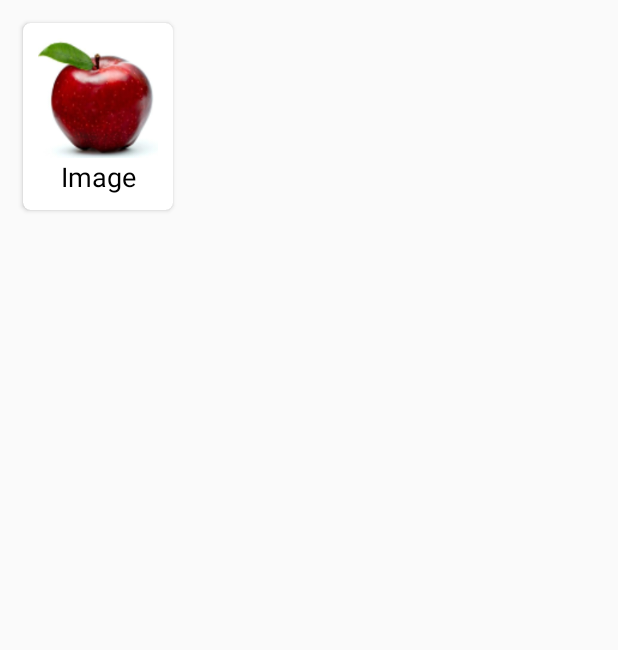
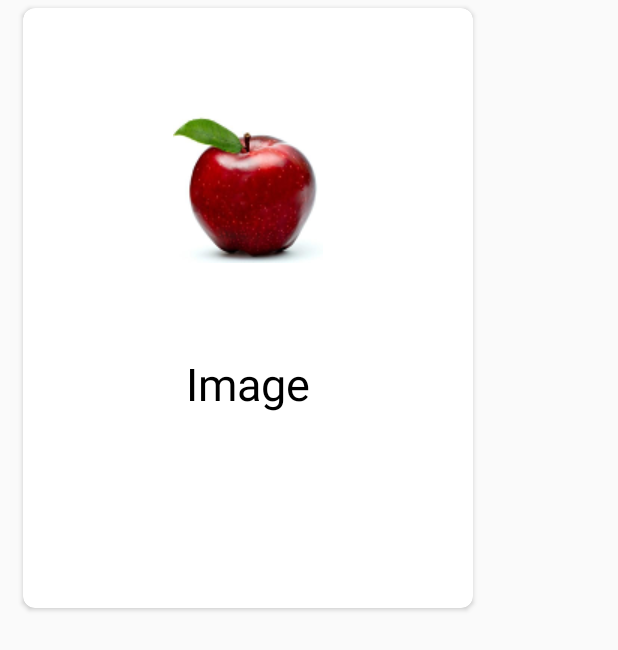
Before and after one commit to hlxsrc/Xook, an Android app: the layout recycler_item.xml on its own in the app's theme, with its tools: preview values and no code run, on a phone screen of 412 x 824 dp. Shown: the top 650 px of the screen. Run offline under Robolectric (Android 15) with nearby library versions, the phone set to English and light mode, and no system bars.

Commit message:
Fix card size

```diff
--- a/app/src/main/res/drawable/shape.xml
+++ b/app/src/main/res/drawable/shape.xml
@@ -6,16 +6,8 @@
     <corners
         android:radius="10dp" />
 
-
-
     <stroke
-        android:width="1dp"
+        android:width="4dp"
         android:color="#000000" />
 
-    <padding
-        android:left="1dp"
-        android:top="1dp"
-        android:right="1dp"
-        android:bottom="1dp" />
-
 </shape>
--- a/app/src/main/res/layout/recycler_item.xml
+++ b/app/src/main/res/layout/recycler_item.xml
@@ -1,38 +1,41 @@
 <?xml version="1.0" encoding="utf-8"?>
 <LinearLayout xmlns:android="http://schemas.android.com/apk/res/android"
     xmlns:app="http://schemas.android.com/apk/res-auto"
-    android:padding="10dp"
+    android:layout_marginLeft="10dp"
     android:layout_width="wrap_content"
-    android:layout_height="wrap_content">
+    android:layout_height="match_parent">
 
     <android.support.v7.widget.CardView
         android:id="@+id/card_view"
-        android:layout_width="wrap_content"
-        android:layout_height="wrap_content"
-        app:cardCornerRadius="5dp"
+        android:layout_width="300dp"
+        android:layout_height="@dimen/list_card_height"
+        app:cardCornerRadius="8dp"
         android:layout_margin="5dp">
 
         <LinearLayout
             android:layout_width="wrap_content"
             android:layout_height="wrap_content"
             android:padding="10dp"
+            android:layout_gravity="center_horizontal"
             android:orientation="vertical">
 
             <ImageView
-                android:layout_width="80dp"
-                android:layout_height="80dp"
+                android:layout_width="200dp"
+                android:layout_height="200dp"
                 android:src="@drawable/apple"
-                android:scaleType="fitXY"
-                android:id="@+id/iv" />
+                android:id="@+id/iv"
+                android:layout_marginTop="10dp"
+                android:scaleType="centerInside"/>
 
             <TextView
                 android:layout_width="match_parent"
                 android:layout_height="match_parent"
                 android:id="@+id/tv"
-                android:gravity="center"
+                android:gravity="center_horizontal"
                 android:text="Image"
                 android:textColor="#000"
-                android:textSize="18sp" />
+                android:padding="10dp"
+                android:textSize="30sp" />
 
         </LinearLayout>
 
```
